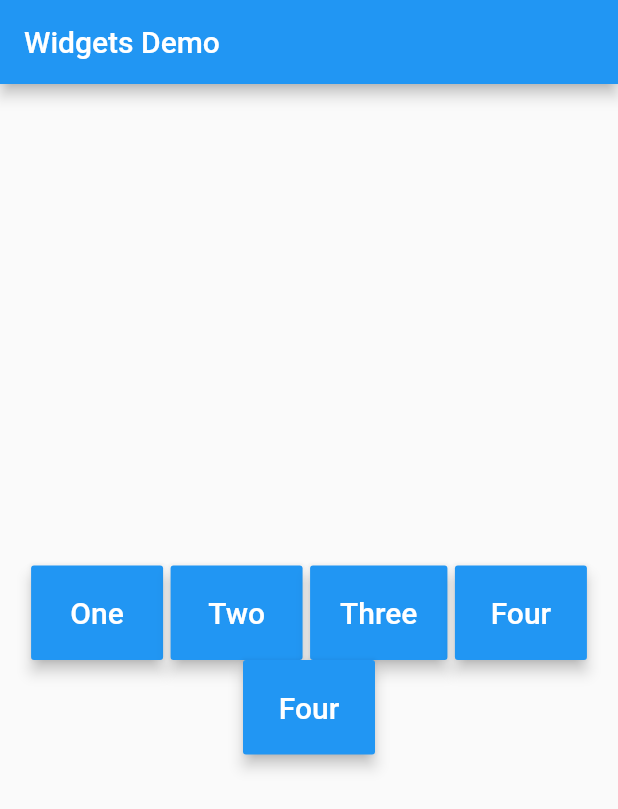
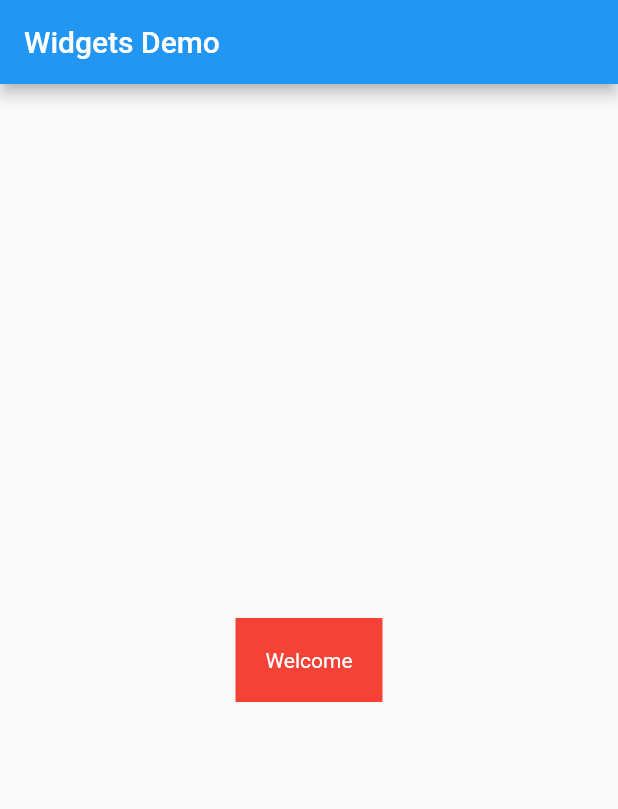
Before and after one commit to imrandev/widgets, a Flutter app: the screen it shows after launch, on a phone screen of 412 x 824 dp. Shown: the top 809 px of the screen. Run offline on Flutter 3.47's test engine with Material 2 defaults, Android fonts, the phone set to English and light mode, and no system bars.

Commit message:
added padding widget

```diff
--- a/lib/button.dart
+++ b/lib/button.dart
@@ -8,14 +8,17 @@ class MyButton extends StatelessWidget {
   @override
   Widget build(BuildContext context) {
 
-    return RaisedButton(
-      color: Colors.blue,
-      padding: EdgeInsets.all(20),
-      elevation: 4,
-      child: child,
-      onPressed: () => {
+    return Padding(
+      padding: const EdgeInsets.all(8.0),
+      child: RaisedButton(
+        color: Colors.blue,
+        padding: EdgeInsets.all(15),
+        elevation: 4,
+        child: child,
+        onPressed: () => {
 
-      },
+        },
+      ),
     );
   }
 }
--- a/lib/main.dart
+++ b/lib/main.dart
@@ -1,6 +1,7 @@
 import 'package:flutter/material.dart';
 import 'package:widgets/column.dart';
 import 'package:widgets/container.dart';
+import 'package:widgets/padding.dart';
 import 'package:widgets/row.dart';
 import 'package:widgets/wrap.dart';
 import 'media_query.dart';
@@ -32,7 +33,8 @@ class MyHomePage extends StatelessWidget {
       ),
       body: Center(
         child: Container(
-          child: MyWrap(),
+          color: Colors.red,
+          child: MyPadding(),
         ),
       )
     );
--- /dev/null
+++ b/lib/padding.dart
@@ -0,0 +1,12 @@
+import 'package:flutter/material.dart';
+
+class MyPadding extends StatelessWidget {
+
+  @override
+  Widget build(BuildContext context) {
+    return Padding(
+      padding: EdgeInsets.lerp(EdgeInsets.all(10), EdgeInsets.all(20), 1.0),
+      child: Text("Welcome", style: TextStyle(color: Colors.white),),
+    );
+  }
+}
--- a/lib/wrap.dart
+++ b/lib/wrap.dart
@@ -8,9 +8,8 @@ class MyWrap extends StatelessWidget {
 
     return Wrap(
       alignment: WrapAlignment.spaceAround,
-      crossAxisAlignment: WrapCrossAlignment.center,
-      spacing: 5,
-
+      direction: Axis.horizontal,
+      runAlignment: WrapAlignment.center,
       children: <Widget>[
         MyButton(child : Text("One", style: TextStyle(color: Colors.white, fontSize: 20),)),
         MyButton(child : Text("Two", style: TextStyle(color: Colors.white, fontSize: 20),)),
```
